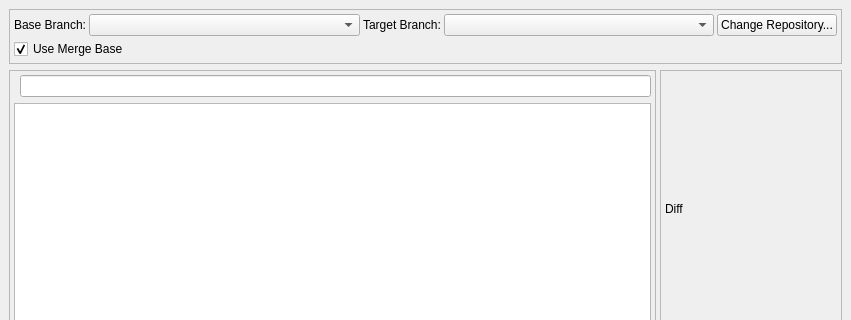
Qt form qgitc/branchcomparewindow.ui (timxx/qgitc) before a commit; both pictures show x 0 to 851 and y 0 to 320 of the 851 by 633 pixel window.
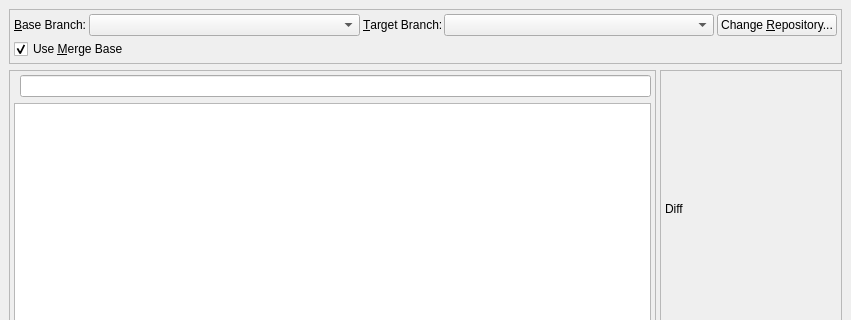
The same form after that commit. Custom widgets are drawn as their Qt base class.

Commit message: Add keyboard accelerators for branch compare window and update Chinese translations

Diff of the .ui file:
```diff
--- a/qgitc/branchcomparewindow.ui
+++ b/qgitc/branchcomparewindow.ui
@@ -50,7 +50,7 @@
          <item>
           <widget class="QLabel" name="label_2">
            <property name="text">
-            <string>Base Branch:</string>
+            <string>&amp;Base Branch:</string>
            </property>
            <property name="buddy">
             <cstring>cbBaseBranch</cstring>
@@ -70,7 +70,7 @@
          <item>
           <widget class="QLabel" name="label_3">
            <property name="text">
-            <string>Target Branch:</string>
+            <string>&amp;Target Branch:</string>
            </property>
            <property name="buddy">
             <cstring>cbTargetBranch</cstring>
@@ -90,7 +90,7 @@
          <item>
           <widget class="QPushButton" name="btnShowLogWindow">
            <property name="text">
-            <string>Change Repository...</string>
+            <string>Change &amp;Repository...</string>
            </property>
           </widget>
          </item>
@@ -101,7 +101,7 @@
          <item>
           <widget class="QCheckBox" name="cbMergeBase">
            <property name="text">
-            <string>Use Merge Base</string>
+            <string>Use &amp;Merge Base</string>
            </property>
            <property name="checked">
             <bool>true</bool>
```
The commit also changes 1 other file.
